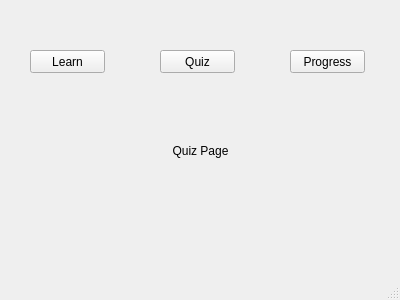
The window that QuizPage.ui (ZachKrol/MusGator) describes before a commit, drawn with Qt 5.
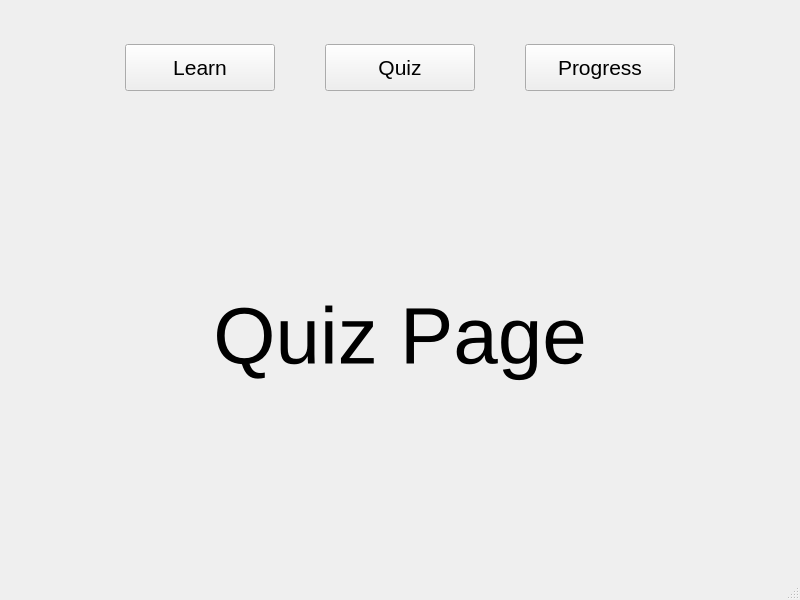
The same window after the commit.

Commit message: Add page layouts and responsiveness

```diff
--- a/QuizPage.ui
+++ b/QuizPage.ui
@@ -6,69 +6,218 @@
    <rect>
     <x>0</x>
     <y>0</y>
-    <width>400</width>
-    <height>300</height>
+    <width>800</width>
+    <height>600</height>
    </rect>
   </property>
+  <property name="minimumSize">
+   <size>
+    <width>800</width>
+    <height>600</height>
+   </size>
+  </property>
   <property name="windowTitle">
    <string>MusGator</string>
   </property>
   <widget class="QWidget" name="centralwidget">
-   <widget class="QLabel" name="label">
-    <property name="geometry">
-     <rect>
-      <x>160</x>
-      <y>130</y>
-      <width>81</width>
-      <height>41</height>
-     </rect>
-    </property>
-    <property name="text">
-     <string>Quiz Page</string>
-    </property>
-    <property name="alignment">
-     <set>Qt::AlignCenter</set>
-    </property>
-   </widget>
-   <widget class="QPushButton" name="learnButton">
-    <property name="geometry">
-     <rect>
-      <x>30</x>
-      <y>50</y>
-      <width>75</width>
-      <height>23</height>
-     </rect>
-    </property>
-    <property name="text">
-     <string>Learn</string>
-    </property>
-   </widget>
-   <widget class="QPushButton" name="quizButton">
-    <property name="geometry">
-     <rect>
-      <x>160</x>
-      <y>50</y>
-      <width>75</width>
-      <height>23</height>
-     </rect>
-    </property>
-    <property name="text">
-     <string>Quiz</string>
-    </property>
-   </widget>
-   <widget class="QPushButton" name="progressButton">
-    <property name="geometry">
-     <rect>
-      <x>290</x>
-      <y>50</y>
-      <width>75</width>
-      <height>23</height>
-     </rect>
-    </property>
-    <property name="text">
-     <string>Progress</string>
-    </property>
-   </widget>
+   <layout class="QGridLayout" name="gridLayout">
+    <item row="0" column="0">
+     <layout class="QVBoxLayout" name="pageLayout" stretch="1,5">
+      <property name="leftMargin">
+       <number>15</number>
+      </property>
+      <property name="topMargin">
+       <number>15</number>
+      </property>
+      <property name="rightMargin">
+       <number>15</number>
+      </property>
+      <property name="bottomMargin">
+       <number>15</number>
+      </property>
+      <item>
+       <layout class="QHBoxLayout" name="buttonsLayout" stretch="1,1,0,1,0,1,1">
+        <property name="spacing">
+         <number>0</number>
+        </property>
+        <property name="leftMargin">
+         <number>0</number>
+        </property>
+        <property name="topMargin">
+         <number>20</number>
+        </property>
+        <property name="rightMargin">
+         <number>0</number>
+        </property>
+        <property name="bottomMargin">
+         <number>20</number>
+        </property>
+        <item>
+         <spacer name="horizontalSpacer_3">
+          <property name="orientation">
+           <enum>Qt::Horizontal</enum>
+          </property>
+          <property name="sizeHint" stdset="0">
+           <size>
+            <width>40</width>
+            <height>20</height>
+           </size>
+          </property>
+         </spacer>
+        </item>
+        <item>
+         <widget class="QPushButton" name="learnButton">
+          <property name="sizePolicy">
+           <sizepolicy hsizetype="Minimum" vsizetype="Minimum">
+            <horstretch>0</horstretch>
+            <verstretch>0</verstretch>
+           </sizepolicy>
+          </property>
+          <property name="minimumSize">
+           <size>
+            <width>150</width>
+            <height>40</height>
+           </size>
+          </property>
+          <property name="maximumSize">
+           <size>
+            <width>300</width>
+            <height>60</height>
+           </size>
+          </property>
+          <property name="font">
+           <font>
+            <family>Arial</family>
+            <pointsize>16</pointsize>
+           </font>
+          </property>
+          <property name="text">
+           <string>Learn</string>
+          </property>
+         </widget>
+        </item>
+        <item>
+         <spacer name="horizontalSpacer">
+          <property name="orientation">
+           <enum>Qt::Horizontal</enum>
+          </property>
+          <property name="sizeHint" stdset="0">
+           <size>
+            <width>50</width>
+            <height>20</height>
+           </size>
+          </property>
+         </spacer>
+        </item>
+        <item>
+         <widget class="QPushButton" name="quizButton">
+          <property name="sizePolicy">
+           <sizepolicy hsizetype="Minimum" vsizetype="Minimum">
+            <horstretch>0</horstretch>
+            <verstretch>0</verstretch>
+           </sizepolicy>
+          </property>
+          <property name="minimumSize">
+           <size>
+            <width>150</width>
+            <height>40</height>
+           </size>
+          </property>
+          <property name="maximumSize">
+           <size>
+            <width>300</width>
+            <height>60</height>
+           </size>
+          </property>
+          <property name="font">
+           <font>
+            <family>Arial</family>
+            <pointsize>16</pointsize>
+           </font>
+          </property>
+          <property name="text">
+           <string>Quiz</string>
+          </property>
+         </widget>
+        </item>
+        <item>
+         <spacer name="horizontalSpacer_2">
+          <property name="orientation">
+           <enum>Qt::Horizontal</enum>
+          </property>
+          <property name="sizeHint" stdset="0">
+           <size>
+            <width>50</width>
+            <height>20</height>
+           </size>
+          </property>
+         </spacer>
+        </item>
+        <item>
+         <widget class="QPushButton" name="progressButton">
+          <property name="sizePolicy">
+           <sizepolicy hsizetype="Minimum" vsizetype="Minimum">
+            <horstretch>0</horstretch>
+            <verstretch>0</verstretch>
+           </sizepolicy>
+          </property>
+          <property name="minimumSize">
+           <size>
+            <width>150</width>
+            <height>40</height>
+           </size>
+          </property>
+          <property name="maximumSize">
+           <size>
+            <width>300</width>
+            <height>60</height>
+           </size>
+          </property>
+          <property name="font">
+           <font>
+            <family>Arial</family>
+            <pointsize>16</pointsize>
+           </font>
+          </property>
+          <property name="text">
+           <string>Progress</string>
+          </property>
+         </widget>
+        </item>
+        <item>
+         <spacer name="horizontalSpacer_4">
+          <property name="orientation">
+           <enum>Qt::Horizontal</enum>
+          </property>
+          <property name="sizeHint" stdset="0">
+           <size>
+            <width>40</width>
+            <height>20</height>
+           </size>
+          </property>
+         </spacer>
+        </item>
+       </layout>
+      </item>
+      <item>
+       <widget class="QLabel" name="label">
+        <property name="font">
+         <font>
+          <family>Arial</family>
+          <pointsize>60</pointsize>
+         </font>
+        </property>
+        <property name="text">
+         <string>Quiz Page</string>
+        </property>
+        <property name="alignment">
+         <set>Qt::AlignCenter</set>
+        </property>
+       </widget>
+      </item>
+     </layout>
+    </item>
+   </layout>
   </widget>
   <widget class="QMenuBar" name="menubar">
    <property name="geometry">
```
Left out of the diff: 2 changed lines with no effect on the pictures. The commit also changes 4 other files.
